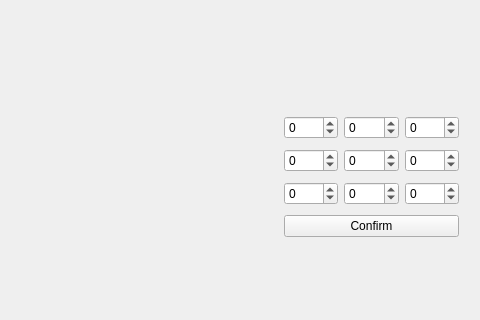
Old version of the form FiltOption/HighPassFilt/src/HighPassFilt/highpassfilt.ui in the repository Rodelph/Image-Processing-Utility; both pictures show x 886 to 1366 and y 178 to 498 of the 1366 by 720 pixel window.
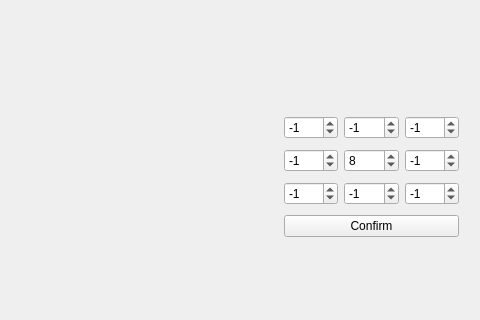
New version of the form.

The edit to the form file:
```diff
--- a/FiltOption/HighPassFilt/src/HighPassFilt/highpassfilt.ui
+++ b/FiltOption/HighPassFilt/src/HighPassFilt/highpassfilt.ui
@@ -130,6 +130,9 @@
         <property name="minimum">
          <number>-99</number>
         </property>
+        <property name="value">
+         <number>-1</number>
+        </property>
        </widget>
       </item>
       <item>
@@ -138,7 +141,7 @@
          <number>-99</number>
         </property>
         <property name="value">
-         <number>0</number>
+         <number>-1</number>
         </property>
        </widget>
       </item>
@@ -147,6 +150,9 @@
         <property name="minimum">
          <number>-99</number>
         </property>
+        <property name="value">
+         <number>-1</number>
+        </property>
        </widget>
       </item>
      </layout>
@@ -159,7 +165,7 @@
          <number>-99</number>
         </property>
         <property name="value">
-         <number>0</number>
+         <number>-1</number>
         </property>
        </widget>
       </item>
@@ -169,7 +175,7 @@
          <number>-99</number>
         </property>
         <property name="value">
-         <number>0</number>
+         <number>8</number>
         </property>
        </widget>
       </item>
@@ -179,7 +185,7 @@
          <number>-99</number>
         </property>
         <property name="value">
-         <number>0</number>
+         <number>-1</number>
         </property>
        </widget>
       </item>
@@ -192,6 +198,9 @@
         <property name="minimum">
          <number>-99</number>
         </property>
+        <property name="value">
+         <number>-1</number>
+        </property>
        </widget>
       </item>
       <item>
@@ -200,7 +209,7 @@
          <number>-99</number>
         </property>
         <property name="value">
-         <number>0</number>
+         <number>-1</number>
         </property>
        </widget>
       </item>
@@ -209,6 +218,9 @@
         <property name="minimum">
          <number>-99</number>
         </property>
+        <property name="value">
+         <number>-1</number>
+        </property>
        </widget>
       </item>
      </layout>
```
